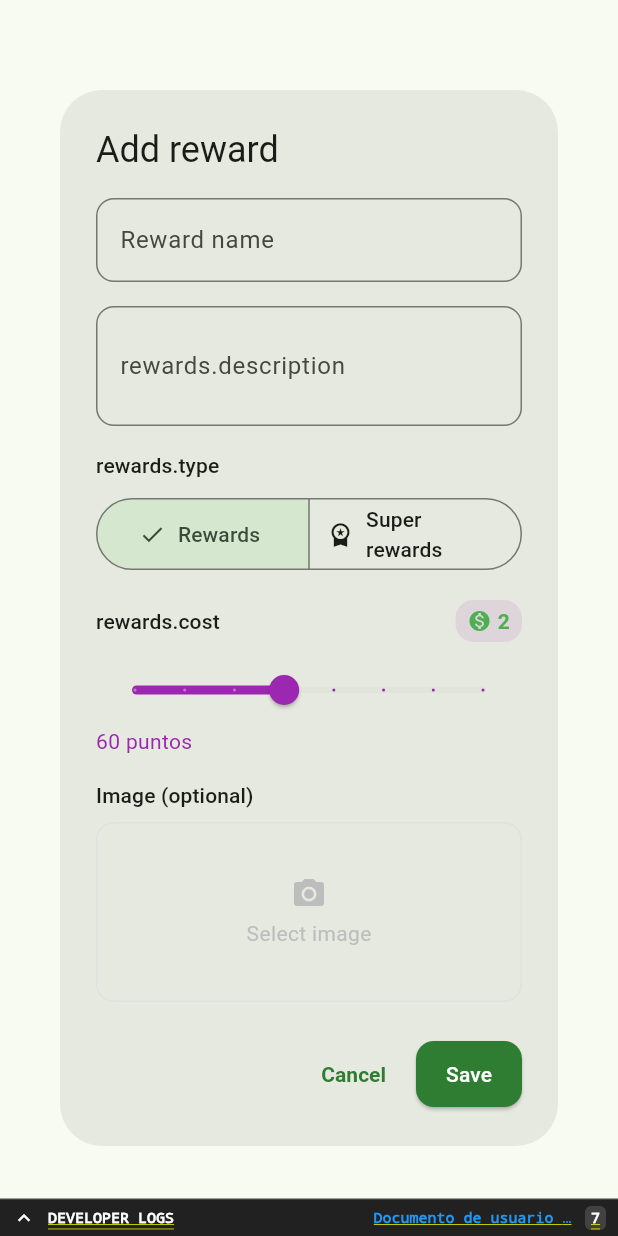
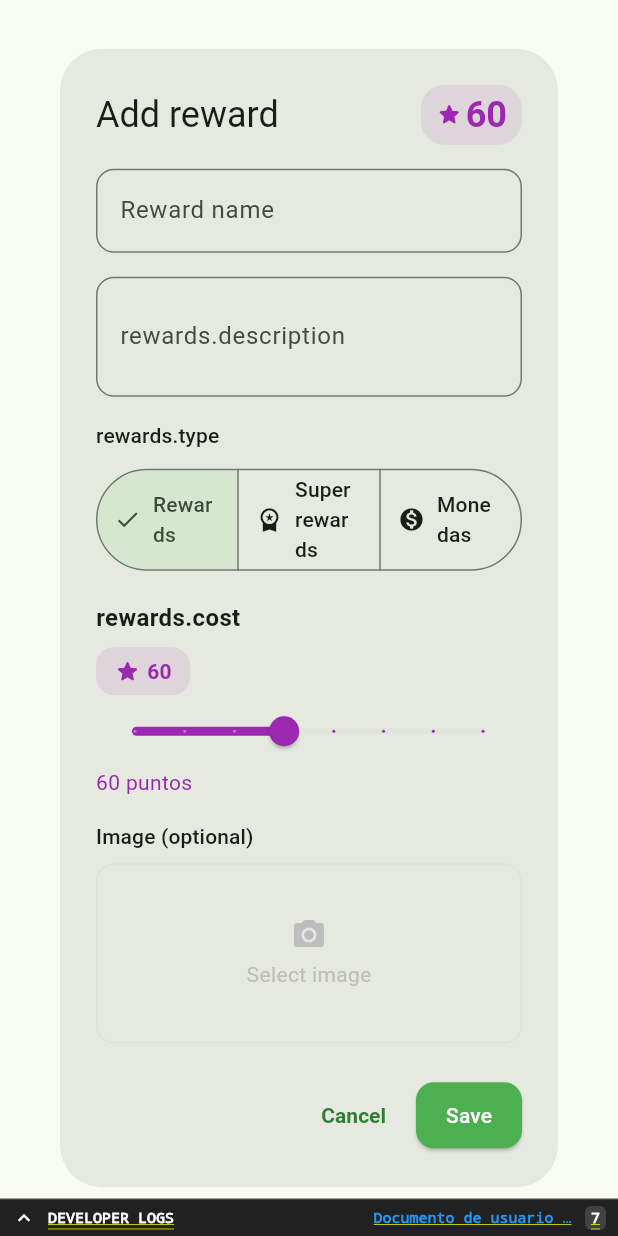
Before and after one commit to Guilleloma/kids-rewards-game, a Flutter app: the RewardFormDialog widget shown alone on an empty page, opened directly with empty values, on a phone screen of 412 x 824 dp. Run offline on Flutter 3.47's test engine with Material 3 defaults, Android fonts, the phone set to English and light mode, and no system bars; our stand-ins replace cached_network_image, cloud_firestore, easy_localization, firebase_auth, firebase_core, firebase_storage and 3 more; missing offline and left inert: dart:js; accounts and stored records are empty; generated files the repository leaves out were written again.

Commit message:
refactor: eliminar símbolos de moneda $ y reemplazar con indicadores de puntos

```diff
--- a/assets/l10n/en.json
+++ b/assets/l10n/en.json
@@ -78,7 +78,7 @@
     "rewardName": "Reward name",
     "rewardDescription": "Description (optional)",
     "rewardType": "Reward type",
-    "rewardCost": "Cost (coins)",
+    "rewardCost": "Points required",
     "image": "Image (optional)",
     "selectImage": "Select image",
     "deleteConfirmation": "Are you sure you want to delete this reward?"
--- a/lib/models/reward_model.dart
+++ b/lib/models/reward_model.dart
@@ -1,6 +1,7 @@
 enum RewardType {
   normal,     // Premio normal
   premium,    // Super premio (antes "super")
+  coin,       // Moneda/Paga (se obtiene automáticamente)
 }
 
 extension RewardTypeExtension on RewardType {
@@ -10,6 +11,8 @@ extension RewardTypeExtension on RewardType {
         return 'normal';
       case RewardType.premium:
         return 'superpremio';
+      case RewardType.coin:
+        return 'moneda';
       default:
         return 'normal';
     }
@@ -19,6 +22,8 @@ extension RewardTypeExtension on RewardType {
     switch (type.toLowerCase()) {
       case 'superpremio':
         return RewardType.premium;
+      case 'moneda':
+        return RewardType.coin;
       case 'normal':
       default:
         return RewardType.normal;
--- a/lib/screens/parent/reward_manager_screen.dart
+++ b/lib/screens/parent/reward_manager_screen.dart
@@ -48,6 +48,13 @@ class _RewardManagerScreenState extends ConsumerState<RewardManagerScreen> {
                     'rewards.superRewards'.tr(),
                     Icons.workspace_premium,
                     Colors.amber,
+                  ),
+                  const SizedBox(width: 8),
+                  _buildFilterChip(
+                    RewardType.coin,
+                    'Monedas',
+                    Icons.monetization_on,
+                    Colors.green,
                   ),
                 ],
               ),
@@ -144,7 +151,6 @@ class _RewardManagerScreenState extends ConsumerState<RewardManagerScreen> {
 
   Widget _buildRewardCard(RewardModel reward) {
     final color = _getRewardColor(reward.type);
-    final coinCount = (reward.cost / 30).floor();
 
     return Card(
       margin: const EdgeInsets.only(bottom: 16),
@@ -205,20 +211,6 @@ class _RewardManagerScreenState extends ConsumerState<RewardManagerScreen> {
                                 '${reward.cost}',
                                 style: TextStyle(
                                   color: color,
-                                  fontWeight: FontWeight.bold,
-                                ),
-                              ),
-                            ],
-                          ),
-                          const SizedBox(height: 4),
-                          Row(
-                            children: [
-                              Icon(Icons.monetization_on, color: Colors.green, size: 16),
-                              const SizedBox(width: 4),
-                              Text(
-                                '$coinCount',
-                                style: const TextStyle(
-                                  color: Colors.green,
                                   fontWeight: FontWeight.bold,
                                 ),
                               ),
@@ -427,9 +419,13 @@ class _RewardManagerScreenState extends ConsumerState<RewardManagerScreen> {
   Color _getRewardColor(RewardType type) {
     switch (type) {
       case RewardType.normal:
-        return Colors.purple;
+        return Colors.blue;
       case RewardType.premium:
         return Colors.amber;
+      case RewardType.coin:
+        return Colors.green;
+      default:
+        return Colors.blue; // Valor por defecto
     }
   }
 
@@ -439,6 +435,10 @@ class _RewardManagerScreenState extends ConsumerState<RewardManagerScreen> {
         return Icons.card_giftcard;
       case RewardType.premium:
         return Icons.workspace_premium;
+      case RewardType.coin:
+        return Icons.monetization_on;
+      default:
+        return Icons.card_giftcard; // Valor por defecto
     }
   }
 
@@ -448,6 +448,10 @@ class _RewardManagerScreenState extends ConsumerState<RewardManagerScreen> {
         return 'rewards.myRewards'.tr();
       case RewardType.premium:
         return 'rewards.superRewards'.tr();
+      case RewardType.coin:
+        return 'Monedas';
+      default:
+        return 'rewards.myRewards'.tr(); // Valor por defecto
     }
   }
 }
@@ -492,7 +496,7 @@ class _RewardFormDialogState extends ConsumerState<RewardFormDialog> {
       _existingImageUrl = widget.reward!.imageUrl;
     } else {
       _selectedType = widget.initialType;
-      _selectedCost = widget.initialType == RewardType.normal ? 60 : 70;
+      _selectedCost = widget.initialType == RewardType.normal ? 60 : widget.initialType == RewardType.premium ? 70 : 30;
     }
   }
 
@@ -569,14 +573,44 @@ class _RewardFormDialogState extends ConsumerState<RewardFormDialog> {
 
   @override
   Widget build(BuildContext context) {
-    final color = _selectedType == RewardType.normal ? Colors.purple : Colors.amber;
-    final coinCount = (_selectedCost / 30).floor();
+    final color = _selectedType == RewardType.normal ? Colors.purple : _selectedType == RewardType.premium ? Colors.amber : Colors.green;
 
     return AlertDialog(
-      title: Text(
-        widget.reward == null
-            ? 'rewards.addReward'.tr()
-            : 'rewards.editReward'.tr(),
+      title: Row(
+        mainAxisAlignment: MainAxisAlignment.spaceBetween,
+        children: [
+          Text(
+            widget.reward == null
+                ? 'rewards.addReward'.tr()
+                : 'rewards.editReward'.tr(),
+          ),
+          // Indicador visual de puntos (reemplaza al $ de moneda)
+          Container(
+            padding: const EdgeInsets.symmetric(horizontal: 10, vertical: 4),
+            decoration: BoxDecoration(
+              color: color.withOpacity(0.1),
+              borderRadius: BorderRadius.circular(16),
+            ),
+            child: Row(
+              mainAxisSize: MainAxisSize.min,
+              children: [
+                Icon(
+                  Icons.star_rounded,
+                  size: 18,
+                  color: color,
+                ),
+                const SizedBox(width: 2),
+                Text(
+                  '$_selectedCost',
+                  style: TextStyle(
+                    fontWeight: FontWeight.bold,
+                    color: color,
+                  ),
+                ),
+              ],
+            ),
+          ),
+        ],
       ),
       content: Form(
         key: _formKey,
@@ -632,6 +666,11 @@ class _RewardFormDialogState extends ConsumerState<RewardFormDialog> {
                     label: Text('rewards.superRewards'.tr()),
                     icon: const Icon(Icons.workspace_premium),
                   ),
+                  ButtonSegment(
+                    value: RewardType.coin,
+                    label: Text('Monedas'),
+                    icon: const Icon(Icons.monetization_on),
+                  ),
                 ],
                 selected: {_selectedType},
                 onSelectionChanged: (newSelection) {
@@ -639,10 +678,12 @@ class _RewardFormDialogState extends ConsumerState<RewardFormDialog> {
                     _selectedType = newSelection.first;
 
                     // Ajustar coste sugerido según tipo
-                    if (_selectedType == RewardType.normal && _selectedCost > 60) {
+                    if (_selectedType == RewardType.normal && _selectedCost < 60) {
                       _selectedCost = 60;
                     } else if (_selectedType == RewardType.premium && _selectedCost < 70) {
                       _selectedCost = 70;
+                    } else if (_selectedType == RewardType.coin && _selectedCost < 30) {
+                      _selectedCost = 30;
                     }
                   });
                 },
@@ -650,16 +691,21 @@ class _RewardFormDialogState extends ConsumerState<RewardFormDialog> {
               const SizedBox(height: 16),
 
               // Coste
+              Text(
+                'rewards.cost'.tr(),
+                style: const TextStyle(
+                  fontWeight: FontWeight.bold,
+                  fontSize: 16,
+                ),
+              ),
+              const SizedBox(height: 8),
               Row(
+                mainAxisAlignment: MainAxisAlignment.spaceBetween,
                 children: [
-                  Expanded(
-                    child: Text('rewards.cost'.tr(),
-                        style: Theme.of(context).textTheme.titleSmall),
-                  ),
                   Container(
                     padding: const EdgeInsets.symmetric(
-                      horizontal: 8,
-                      vertical: 4,
+                      horizontal: 12,
+                      vertical: 6,
                     ),
                     decoration: BoxDecoration(
                       color: color.withOpacity(0.1),
@@ -668,16 +714,16 @@ class _RewardFormDialogState extends ConsumerState<RewardFormDialog> {
                     child: Row(
                       children: [
                         Icon(
-                          Icons.monetization_on,
-                          size: 16,
-                          color: Colors.green,
+                          Icons.star_rounded,
+                          size: 18,
+                          color: color,
                         ),
                         const SizedBox(width: 4),
                         Text(
-                          '$coinCount',
-                          style: const TextStyle(
+                          '$_selectedCost',
+                          style: TextStyle(
                             fontWeight: FontWeight.bold,
-                            color: Colors.green,
+                            color: color,
                           ),
                         ),
                       ],
@@ -685,7 +731,6 @@ class _RewardFormDialogState extends ConsumerState<RewardFormDialog> {
                   ),
                 ],
               ),
-              const SizedBox(height: 8),
               Slider(
                 value: _selectedCost.toDouble(),
                 min: 30,
@@ -700,7 +745,7 @@ class _RewardFormDialogState extends ConsumerState<RewardFormDialog> {
                 },
               ),
               Text(
-                '${_selectedCost} puntos',
+                '$_selectedCost puntos',
                 textAlign: TextAlign.center,
                 style: TextStyle(
                   color: color,
@@ -791,11 +836,18 @@ class _RewardFormDialogState extends ConsumerState<RewardFormDialog> {
         ),
         ElevatedButton(
           onPressed: _isLoading ? null : _saveReward,
+          style: ElevatedButton.styleFrom(
+            foregroundColor: Colors.white,
+            backgroundColor: Theme.of(context).primaryColor,
+          ),
           child: _isLoading
               ? const SizedBox(
                   width: 20,
                   height: 20,
-                  child: CircularProgressIndicator(strokeWidth: 2),
+                  child: CircularProgressIndicator(
+                    strokeWidth: 2,
+                    color: Colors.white,
+                  ),
                 )
               : Text('common.save'.tr()),
         ),
```
Also changed, not shown: lib/screens/child/reward_catalog_screen.dart (+22 -30 lines), lib/screens/onboarding/onboarding_steps/step3_rewards.dart (+11 -3 lines), 1 other file.
